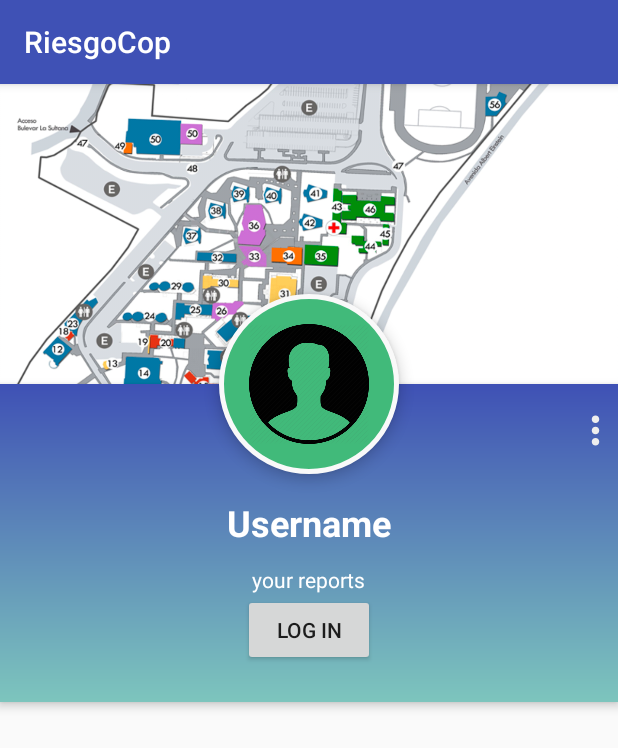
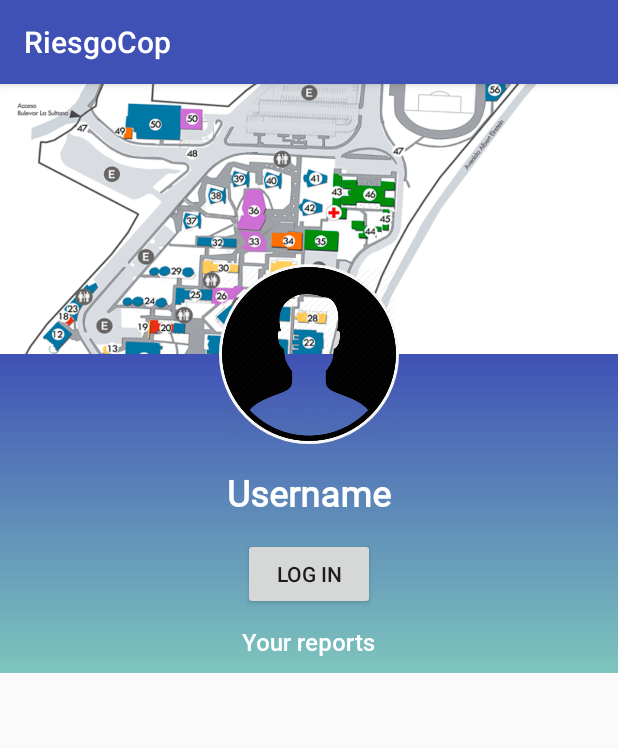
Before and after one commit to VladiGH/RiesgOcop, an Android app: the screen it shows after launch (ProfileActivity), after a tap on "user profile", on a phone screen of 412 x 824 dp. Shown: the top 748 px of the screen. Run offline under Robolectric (Android 15) with nearby library versions, the phone set to English and light mode, and no system bars; our stand-ins replace Firebase (no records; nobody signed in at launch, a user with empty details on screens opened directly); pictures from the network do not load.

Commit message:
showing user's email and profile picture

```diff
--- a/app/src/main/res/drawable/circle_img_profile.xml
+++ b/app/src/main/res/drawable/circle_img_profile.xml
@@ -2,13 +2,12 @@
 <shape xmlns:android="http://schemas.android.com/apk/res/android"
        android:shape="rectangle">
     <corners android:radius="100dp" />
-    <solid android:color="#41ba7a" />
     <stroke
             android:width="3dip"
             android:color="#f9f9f9" />
     <padding
-            android:bottom="4dp"
-            android:left="4dp"
-            android:right="4dp"
-            android:top="4dp" />
+            android:bottom="2dp"
+            android:left="2dp"
+            android:right="2dp"
+            android:top="2dp" />
 </shape>
--- a/app/src/main/res/layout-land/profile.xml
+++ b/app/src/main/res/layout-land/profile.xml
@@ -16,16 +16,15 @@
                 android:scaleType="centerCrop"
                 android:src="@drawable/navigation_header_image"/>
 
-        <ImageButton
+        <ImageView
                 android:id="@+id/user_profile_photo"
-                android:layout_width="120dp"
-                android:layout_height="120dp"
+                android:layout_width="100dp"
+                android:layout_height="100dp"
                 android:layout_below="@+id/header_cover_image"
                 android:layout_centerHorizontal="true"
                 android:layout_marginTop="-60dp"
                 android:background="@drawable/circle_img_profile"
                 android:elevation="5dp"
-                android:padding="20dp"
                 android:scaleType="centerCrop"
                 android:src="@drawable/profile"/>
 
@@ -36,17 +35,8 @@
                 android:layout_below="@+id/header_cover_image"
                 android:background="@drawable/degradado_inicial"
                 android:elevation="4dp"
-                android:paddingBottom="24dp">
+                android:paddingBottom="10dp">
 
-
-            <ImageView
-                    android:id="@+id/drop_down_option_menu"
-                    android:layout_width="30dp"
-                    android:layout_height="30dp"
-                    android:layout_alignParentRight="true"
-                    android:layout_marginLeft="16dp"
-                    android:layout_marginTop="16dp"
-                    android:src="@drawable/ic_more_vert_black"/>
 
             <TextView
                     android:id="@+id/user_profile_name"
@@ -76,7 +66,8 @@
                     android:layout_width="wrap_content"
                     android:layout_height="wrap_content"
                     android:id="@+id/logout"
-                    android:layout_below="@id/user_profile_short_bio"
+                    android:layout_toRightOf="@+id/user_profile_name"
+                    android:layout_toEndOf="@+id/user_profile_name"
                     android:layout_centerHorizontal="true"
                     android:text="@string/log_out"/>
         </RelativeLayout>
--- a/app/src/main/res/layout/profile.xml
+++ b/app/src/main/res/layout/profile.xml
@@ -12,7 +12,7 @@
         <ImageView
                 android:id="@+id/header_cover_image"
                 android:layout_width="match_parent"
-                android:layout_height="200dp"
+                android:layout_height="180dp"
                 android:scaleType="centerCrop"
                 android:src="@drawable/navigation_header_image"/>
 
@@ -25,7 +25,6 @@
                 android:layout_marginTop="-60dp"
                 android:background="@drawable/circle_img_profile"
                 android:elevation="5dp"
-                android:padding="20dp"
                 android:scaleType="centerCrop"
                 android:src="@drawable/profile"/>
 
@@ -35,18 +34,8 @@
                 android:layout_height="wrap_content"
                 android:layout_below="@+id/header_cover_image"
                 android:background="@drawable/degradado_inicial"
-                android:elevation="4dp"
-                android:paddingBottom="24dp">
+                android:paddingBottom="10dp">
 
-
-            <ImageView
-                    android:id="@+id/drop_down_option_menu"
-                    android:layout_width="30dp"
-                    android:layout_height="30dp"
-                    android:layout_alignParentRight="true"
-                    android:layout_marginLeft="16dp"
-                    android:layout_marginTop="16dp"
-                    android:src="@drawable/ic_more_vert_black"/>
 
             <TextView
                     android:id="@+id/user_profile_name"
@@ -55,6 +44,7 @@
                     android:layout_centerHorizontal="true"
                     android:layout_marginTop="76dp"
                     android:text="@string/username"
+                    android:fontFamily="@font/robotoregular"
                     android:textColor="#fff"
                     android:textSize="24sp"
                     android:textStyle="bold"/>
@@ -63,19 +53,21 @@
                     android:id="@+id/user_profile_short_bio"
                     android:layout_width="wrap_content"
                     android:layout_height="wrap_content"
-                    android:layout_below="@+id/user_profile_name"
+                    android:layout_below="@+id/logout"
                     android:layout_centerHorizontal="true"
-                    android:layout_marginTop="12dp"
+                    android:fontFamily="@font/roboto_medium"
+                    android:layout_marginTop="10dp"
                     android:text="@string/tus_reportes"
                     android:textColor="#fff"
-                    android:textSize="14sp"/>
+                    android:textSize="16sp"/>
 
             <Button
                     android:layout_width="wrap_content"
                     android:layout_height="wrap_content"
                     android:id="@+id/logout"
-                    android:layout_below="@id/user_profile_short_bio"
+                    android:layout_below="@id/user_profile_name"
                     android:layout_centerHorizontal="true"
+                    android:layout_marginTop="14dp"
                     android:text="@string/log_out"/>
         </RelativeLayout>
 
--- a/app/src/main/res/values/strings.xml
+++ b/app/src/main/res/values/strings.xml
@@ -17,7 +17,7 @@
     <string name="log_in">Log in</string>
     <string name="n_a_value">N/A</string>
     <string name="username">Username</string>
-    <string name="tus_reportes">your reports</string>
+    <string name="tus_reportes">Your reports</string>
     <string name="newIssue">New</string>
     <string name="in_process">in process</string>
     <string name="close">close</string>
```
Also changed, not shown: app/src/main/java/com/sovize/ultracop/views/activities/ProfileActivity.kt (+57 -1 lines), app/src/main/java/com/sovize/ultracop/views/activities/ReportActivity.kt (+21 -1 lines), 2 other files.
